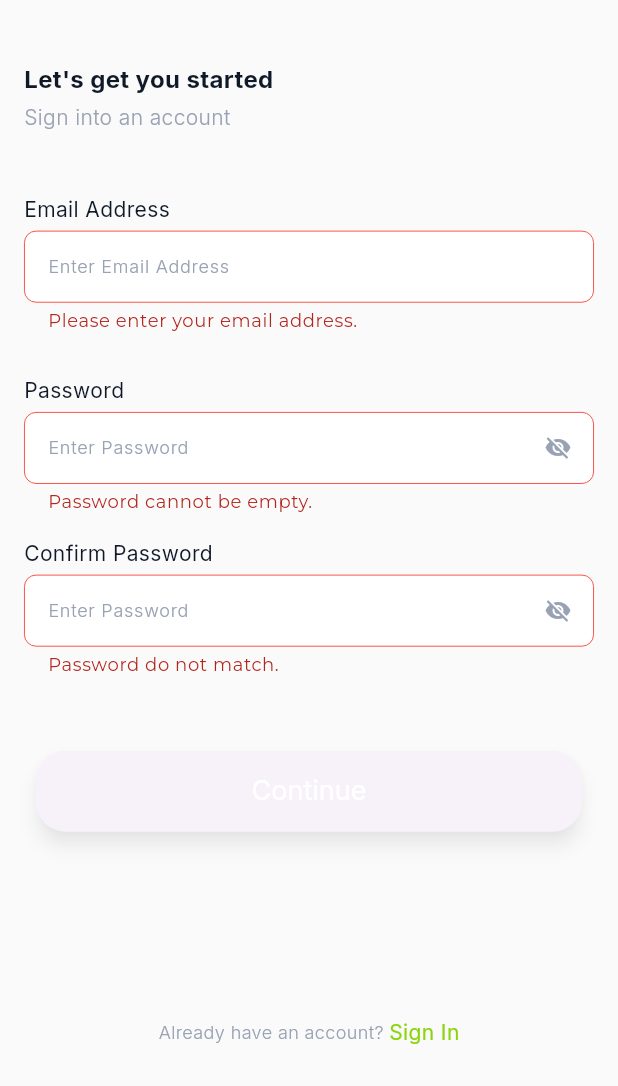
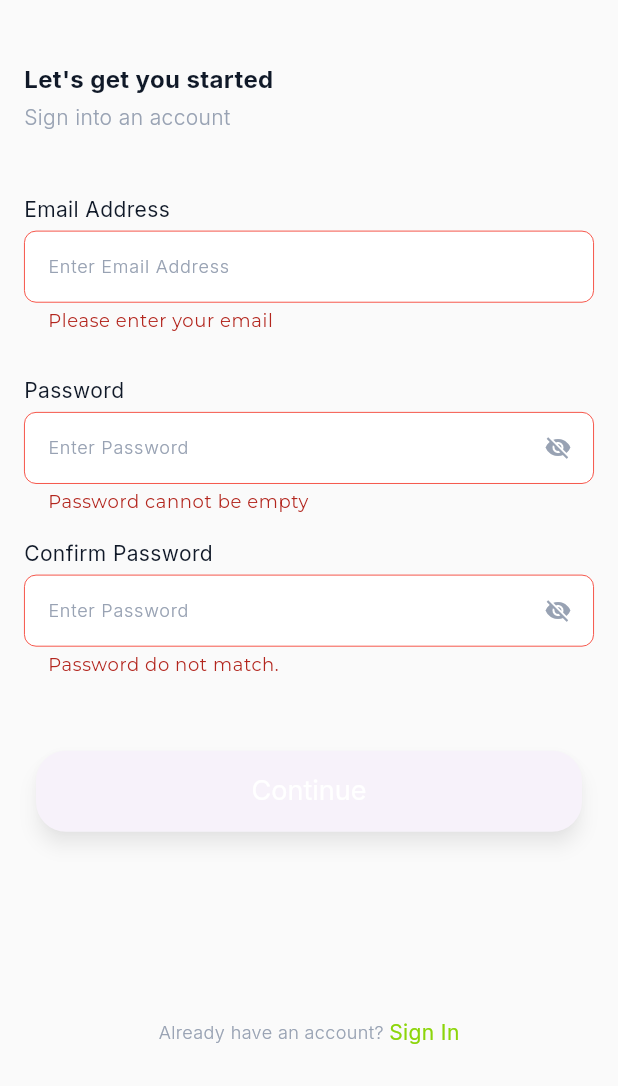
Before and after one commit to Pharmplug/rider, a Flutter app: the Register screen opened by its route, after a tap on "Continue", on a phone screen of 412 x 824 dp, the part 150-1236 px from its top. Run offline on Flutter 3.47's test engine with Material 3 defaults, Android fonts, the light colour scheme and no system bars; our stand-ins replace dotted_line, email_validator, fl_chart, flutter_dotenv, flutter_spinkit, flutter_switch and 3 more; accounts and stored records are empty; statements that could not run were skipped.

Commit message:
validation on register page updated with Validators

```diff
--- a/lib/views/auth/register.dart
+++ b/lib/views/auth/register.dart
@@ -1,6 +1,7 @@
 import 'package:flutter/material.dart';
 import 'package:pharmplug_rider/constants/app_colors.dart';
 import 'package:pharmplug_rider/utils/local_storage.dart';
+import 'package:pharmplug_rider/utils/validator.dart';
 
 import '../../components/buttons.dart';
 import '../../components/input_field.dart';
@@ -74,14 +75,7 @@ bool passwordVisible = false;
                         label: "Enter Email Address",
                         onChanged: (c) => {},
                         onSaved: (s) => {},
-                        validator: (value){
-                          if(value == null || value.isEmpty){
-                            return "Please enter your email address.";
-                          }else if (!RegExp(r"^[^@]+@[^@]+\.[^@]+").hasMatch(value)){
-                            return 'Enter a valid email adress.';
-                          }
-                          return null;
-                        },
+                        validator: Validators.emailValidator,
                         ),
                     SizedBox(
                       height: _getSize.height * 0.035,
@@ -91,17 +85,7 @@ bool passwordVisible = false;
                         label: "Enter Password",
                         obsecure: !passwordVisible,
                         onChanged: (c) => password = c,
-                        validator: (value) {
-                          if (value == null || value.isEmpty){
-                            return "Password cannot be empty.";
-                          }
-                          // Regular expression for password validation
-                          final passwordRegex = RegExp(r"^(?=.*[A-Z])(?=.*\d)[A-Za-z\d]{8,}$");
-                          if (!passwordRegex.hasMatch(value)){
-                            return "Password must be at least 8 characters, include one uppercase letter and one number.";
-                          }
-                          return null;
-                        },
+                        validator: Validators.passwordValidator,
                         suffixIcon: IconButton(
                             onPressed: () {
                               //call set state so that the UI is rebuilt on click
```
